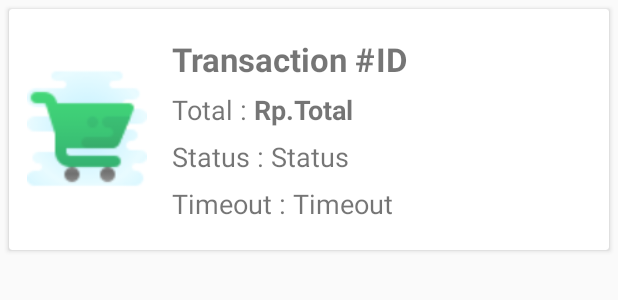
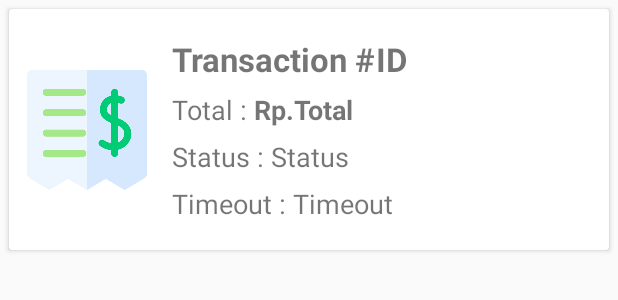
Before and after one commit to gdochadipa/Pratikum_Progmob, an Android app: the layout transaction_item.xml on its own in the app's theme, with its tools: preview values and no code run, on a phone screen of 412 x 824 dp. Shown: the top 300 px of the screen. Run offline under Robolectric (Android 15) with nearby library versions, the phone set to English and light mode, and no system bars.

Commit message:
add icon transaction

```diff
--- a/app/src/main/java/co/ocha/pratikum_progmob/BookDetailActivity.java
+++ b/app/src/main/java/co/ocha/pratikum_progmob/BookDetailActivity.java
@@ -3,6 +3,7 @@ package co.ocha.pratikum_progmob;
 import androidx.appcompat.app.AppCompatActivity;
 
 import android.content.Context;
+import android.content.Intent;
 import android.os.Bundle;
 import android.view.View;
 import android.widget.Button;
@@ -160,6 +161,8 @@ public class BookDetailActivity extends AppCompatActivity {
             public void onResponse(Call<AddCartResponse> call, Response<AddCartResponse> response) {
                 if(response.code() == 200){
                     Toast.makeText(getApplicationContext()," Successfully added to cart!",Toast.LENGTH_LONG).show();
+                    Intent intent = new Intent(getApplicationContext(), BaseActivity.class);
+                    startActivity(intent);
                 }
             }
 
--- a/app/src/main/res/layout/transaction_detail_item.xml
+++ b/app/src/main/res/layout/transaction_detail_item.xml
@@ -22,7 +22,7 @@
                 android:paddingBottom="10dp"
                 android:paddingRight="10dp"
                 android:layout_height="match_parent"
-                android:src="@drawable/cartgreen" />
+                android:src="@drawable/bill" />
 
             <TextView
                 android:id="@+id/tv_id"
--- a/app/src/main/res/layout/transaction_item.xml
+++ b/app/src/main/res/layout/transaction_item.xml
@@ -22,7 +22,7 @@
                 android:paddingBottom="10dp"
                 android:paddingRight="10dp"
                 android:layout_height="match_parent"
-                android:src="@drawable/cartgreen" />
+                android:src="@drawable/bill" />
 
             <LinearLayout
                 android:layout_width="match_parent"
```
Also changed, not shown: app/src/main/res/drawable-v24/bill.png (added).
